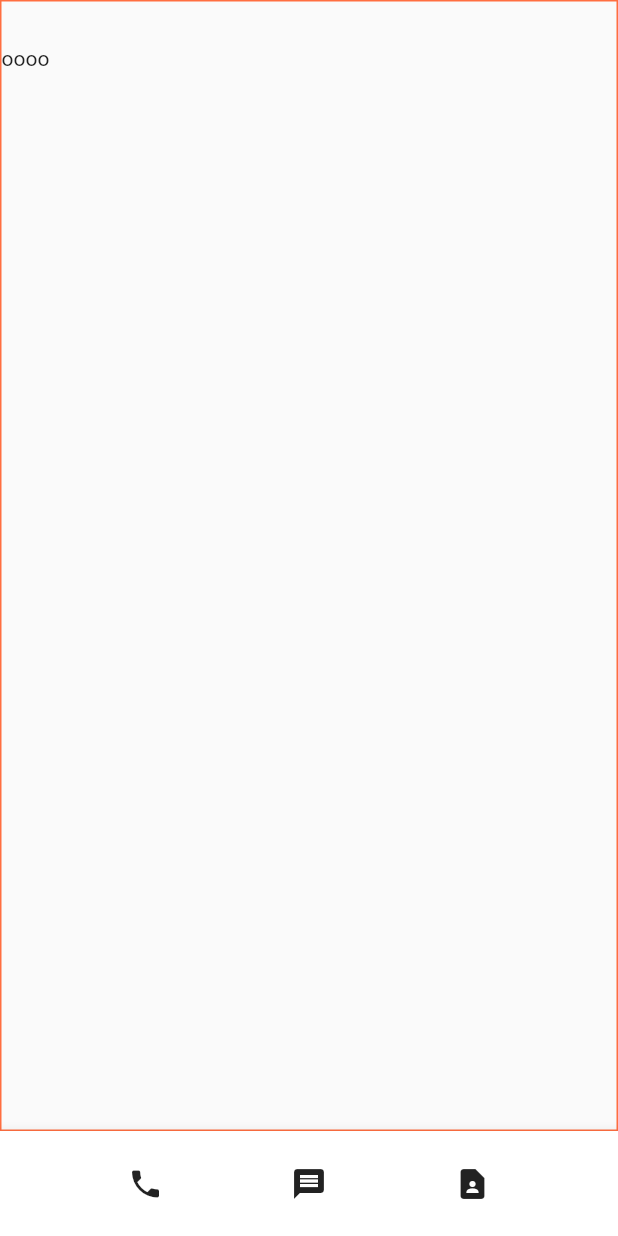
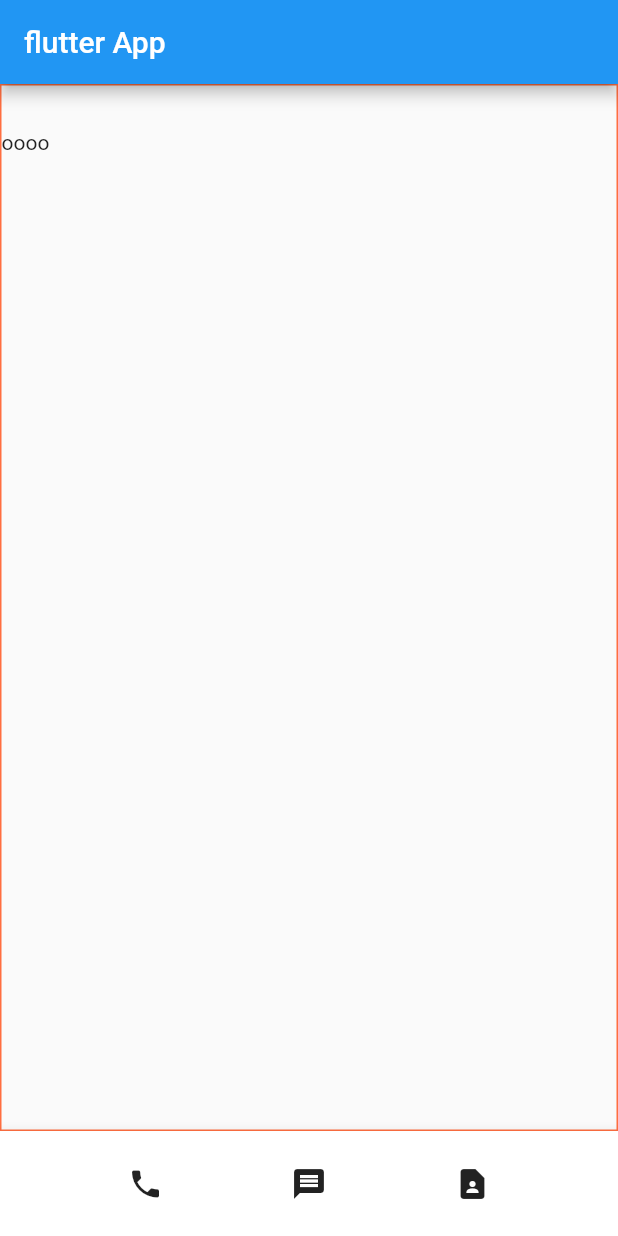
Before and after one commit to EsRun/flutter_learning, a Flutter app: the screen it shows after launch, on a phone screen of 412 x 824 dp. Run offline on Flutter 3.47's test engine with Material 2 defaults, Android fonts, the phone set to English and light mode, and no system bars.

Commit message:
add : comment

```diff
--- a/lib/main.dart
+++ b/lib/main.dart
@@ -8,15 +8,17 @@ void main() {
 class MyApp extends StatelessWidget {
   const MyApp({Key? key}) : super(key: key);
 
+  // DropDownMenu 추가 에러 원인 확인 필요
+
   @override
   Widget build(BuildContext context) {
     SystemChrome.setEnabledSystemUIMode(SystemUiMode.manual, overlays: []);
     return MaterialApp(
       //Container(width: 50, height: 50, color: Colors.blue)
       home: Scaffold(
-        //appBar: AppBar(title: Text("flutter App")),
+        appBar: AppBar(title: Text("flutter App")),
         body: Align(
-          alignment: Alignment.bottomCenter,
+          alignment: Alignment.center,
           child: Container(
             height: double.infinity, width: double.infinity,
             padding: EdgeInsets.fromLTRB(0, 30, 0, 0),
```
